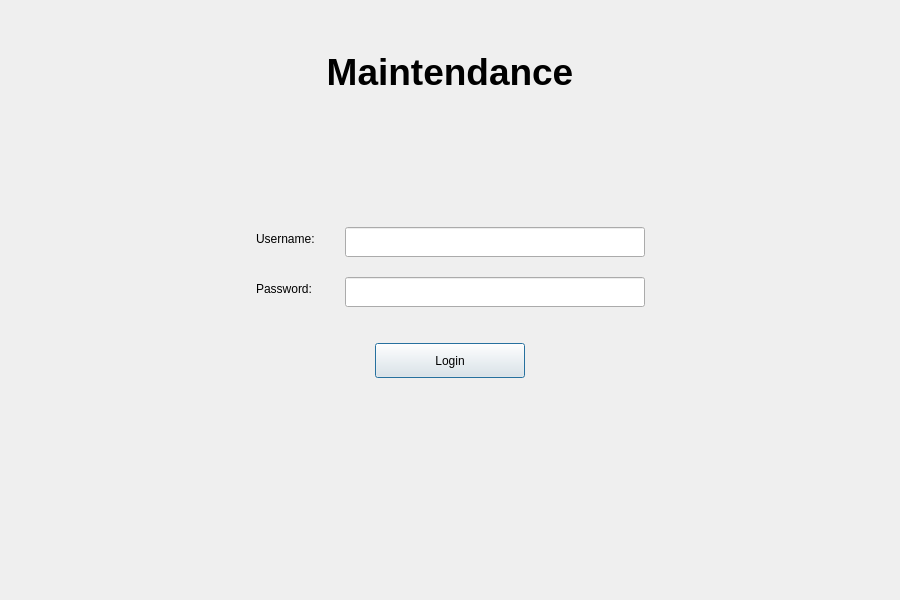
Qt form Maintendance/logindialog.ui (markhan101/Maintendance) before a commit.
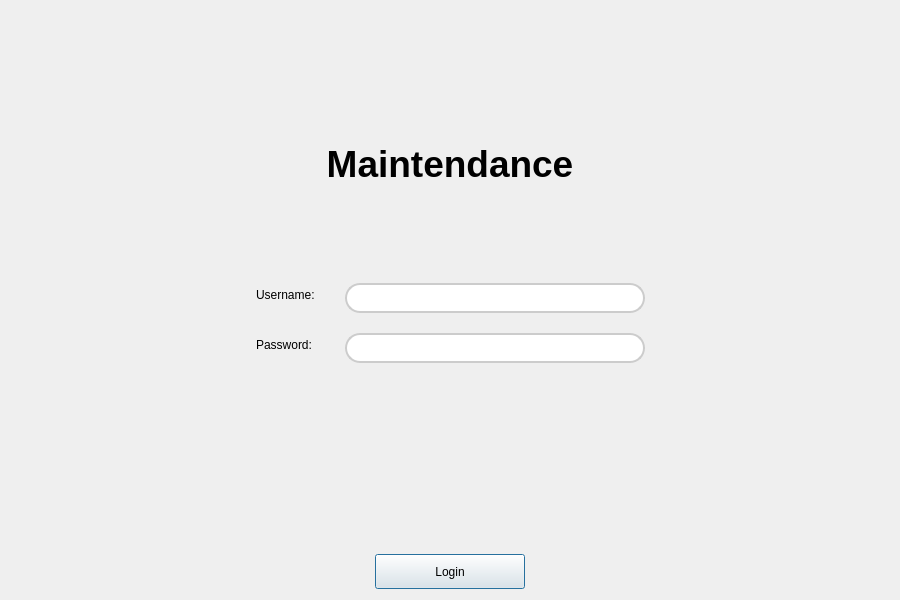
The same form after that commit.

Commit message: Refactor login dialog UI and enhance PendingLeavesTable functionality

The edit to the form file:
```diff
--- a/Maintendance/logindialog.ui
+++ b/Maintendance/logindialog.ui
@@ -45,37 +45,21 @@
        <widget class="QLabel" name="label">
         <property name="font">
          <font>
-          <pointsize>24</pointsize>
+          <pointsize>28</pointsize>
           <bold>true</bold>
          </font>
         </property>
         <property name="text">
-         <string>&lt;html&gt;&lt;head/&gt;&lt;body&gt;&lt;p align=&quot;center&quot;&gt;&lt;span style=&quot; font-size:28pt; font-weight:700;&quot;&gt;Maintendance&lt;/span&gt;&lt;/p&gt;&lt;/body&gt;&lt;/html&gt;</string>
+         <string>Maintendance</string>
         </property>
         <property name="alignment">
-         <set>Qt::AlignmentFlag::AlignHCenter|Qt::AlignmentFlag::AlignTop</set>
+         <set>Qt::AlignmentFlag::AlignCenter</set>
         </property>
        </widget>
       </item>
      </layout>
     </widget>
    </item>
-   <item>
-    <spacer name="verticalSpacer_1">
-     <property name="orientation">
-      <enum>Qt::Orientation::Vertical</enum>
-     </property>
-     <property name="sizeType">
-      <enum>QSizePolicy::Policy::Fixed</enum>
-     </property>
-     <property name="sizeHint" stdset="0">
-      <size>
-       <width>20</width>
-       <height>60</height>
-      </size>
-     </property>
-    </spacer>
-   </item>
    <item>
     <layout class="QHBoxLayout" name="formContainer">
      <item>
@@ -114,6 +98,17 @@
            <height>30</height>
           </size>
          </property>
+         <property name="styleSheet">
+          <string notr="true">QLineEdit {
+            border-radius: 15px;
+            padding: 5px 15px;
+            border: 2px solid #CCCCCC;
+            background-color: #FFFFFF;
+          }
+          QLineEdit:focus {
+            border: 2px solid #0078D7;
+          }</string>
+         </property>
         </widget>
        </item>
        <item row="1" column="0">
@@ -131,6 +126,17 @@
            <height>30</height>
           </size>
          </property>
+         <property name="styleSheet">
+          <string notr="true">QLineEdit {
+            border-radius: 15px;
+            padding: 5px 15px;
+            border: 2px solid #CCCCCC;
+            background-color: #FFFFFF;
+          }
+          QLineEdit:focus {
+            border: 2px solid #0078D7;
+          }</string>
+         </property>
          <property name="echoMode">
           <enum>QLineEdit::EchoMode::Password</enum>
          </property>
@@ -153,22 +159,6 @@
      </item>
     </layout>
    </item>
-   <item>
-    <spacer name="verticalSpacer_2">
-     <property name="orientation">
-      <enum>Qt::Orientation::Vertical</enum>
-     </property>
-     <property name="sizeType">
-      <enum>QSizePolicy::Policy::Fixed</enum>
-     </property>
-     <property name="sizeHint" stdset="0">
-      <size>
-       <width>20</width>
-       <height>30</height>
-      </size>
-     </property>
-    </spacer>
-   </item>
    <item>
     <layout class="QHBoxLayout" name="buttonLayout">
      <item>
@@ -212,19 +202,6 @@
      </item>
     </layout>
    </item>
-   <item>
-    <spacer name="verticalSpacer_3">
-     <property name="orientation">
-      <enum>Qt::Orientation::Vertical</enum>
-     </property>
-     <property name="sizeHint" stdset="0">
-      <size>
-       <width>20</width>
-       <height>40</height>
-      </size>
-     </property>
-    </spacer>
-   </item>
   </layout>
  </widget>
  <resources/>
```
The commit also changes 7 other files.
